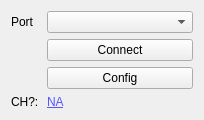
The window that WidgetNanovolt.ui (AGuilbault/Microcal) describes before a commit, drawn with Qt 5.
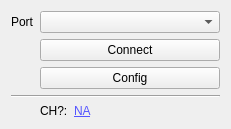
The same window after the commit.

What changed in the file:
```diff
--- a/WidgetNanovolt.ui
+++ b/WidgetNanovolt.ui
@@ -6,21 +6,14 @@
    <rect>
     <x>0</x>
     <y>0</y>
-    <width>204</width>
-    <height>115</height>
+    <width>231</width>
+    <height>126</height>
    </rect>
   </property>
   <property name="windowTitle">
    <string>Keithley 2182A</string>
   </property>
-  <layout class="QGridLayout" name="gridLayout">
-   <item row="1" column="1">
-    <widget class="QPushButton" name="btn_connect">
-     <property name="text">
-      <string>Connect</string>
-     </property>
-    </widget>
-   </item>
+  <layout class="QFormLayout" name="formLayout">
    <item row="0" column="0">
     <widget class="QLabel" name="_label_1">
      <property name="text">
@@ -28,20 +21,40 @@
      </property>
     </widget>
    </item>
-   <item row="3" column="0">
+   <item row="0" column="1">
+    <widget class="QComboBox" name="combo_port"/>
+   </item>
+   <item row="1" column="1">
+    <widget class="QPushButton" name="btn_connect">
+     <property name="text">
+      <string>Connect</string>
+     </property>
+    </widget>
+   </item>
+   <item row="2" column="1">
+    <widget class="QPushButton" name="btn_config">
+     <property name="text">
+      <string>Config</string>
+     </property>
+    </widget>
+   </item>
+   <item row="3" column="0" colspan="2">
+    <widget class="Line" name="line">
+     <property name="orientation">
+      <enum>Qt::Horizontal</enum>
+     </property>
+    </widget>
+   </item>
+   <item row="4" column="1">
+    <layout class="QHBoxLayout" name="horizontalLayout">
+     <item>
     <widget class="QLabel" name="lbl_channel">
-     <property name="minimumSize">
-      <size>
-       <width>30</width>
-       <height>0</height>
-      </size>
-     </property>
      <property name="text">
       <string>CH?:</string>
      </property>
     </widget>
    </item>
-   <item row="3" column="1">
+     <item>
     <widget class="QLabel" name="lbl_value">
      <property name="sizePolicy">
       <sizepolicy hsizetype="Preferred" vsizetype="Preferred">
@@ -96,15 +109,7 @@
      </property>
     </widget>
    </item>
-   <item row="0" column="1">
-    <widget class="QComboBox" name="combo_port"/>
-   </item>
-   <item row="2" column="1">
-    <widget class="QPushButton" name="btn_config">
-     <property name="text">
-      <string>Config</string>
-     </property>
-    </widget>
+    </layout>
    </item>
   </layout>
  </widget>
```
Lines whose indentation alone changed are shown as unchanged.
